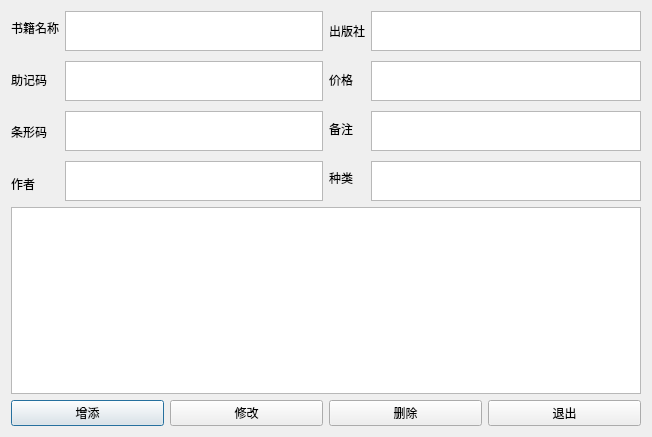
This is bookinfo2.ui in Emiliails/python_book_cms as Qt 5 draws it before an edit. The edited form follows.
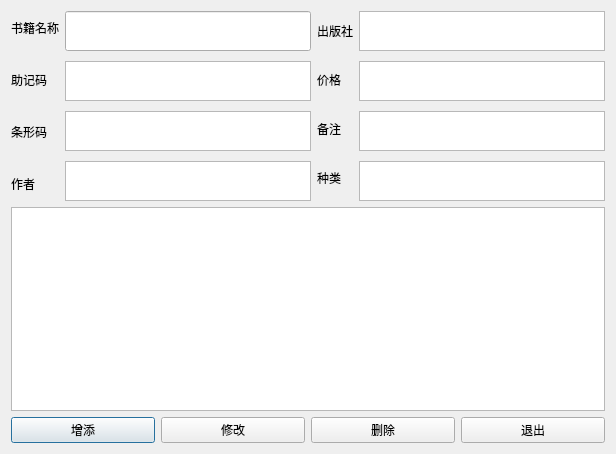
This is the edited form.

Commit message: update:优化图书信息界面；使用自定MyTextEdit类；searchs字典保存搜索关键字的记录

The edit to the form file:
```diff
--- a/bookinfo2.ui
+++ b/bookinfo2.ui
@@ -6,8 +6,8 @@
    <rect>
     <x>0</x>
     <y>0</y>
-    <width>652</width>
-    <height>437</height>
+    <width>616</width>
+    <height>454</height>
    </rect>
   </property>
   <property name="windowTitle">
@@ -107,12 +107,12 @@
           <number>10</number>
          </property>
          <item>
-          <widget class="QTextEdit" name="txBookName">
-           <property name="sizePolicy">
-            <sizepolicy hsizetype="Expanding" vsizetype="Fixed">
-             <horstretch>0</horstretch>
-             <verstretch>0</verstretch>
-            </sizepolicy>
+          <widget class="QLineEdit" name="txBookName">
+           <property name="minimumSize">
+            <size>
+             <width>0</width>
+             <height>40</height>
+            </size>
            </property>
            <property name="maximumSize">
             <size>
```
Left out of the diff: 16 changed lines with no effect on the pictures. The commit also changes 2 other files.
